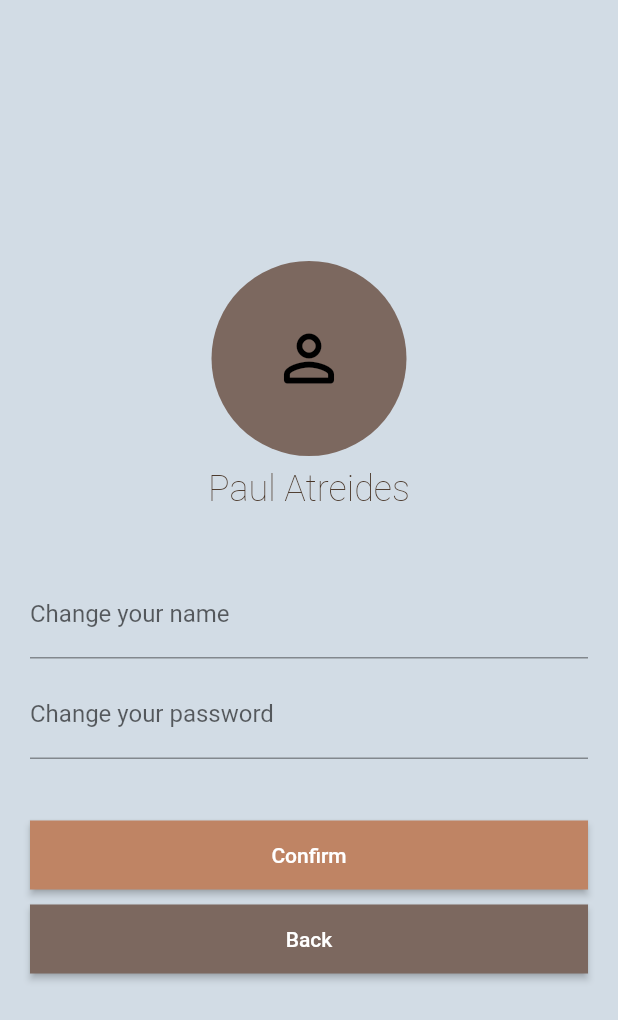
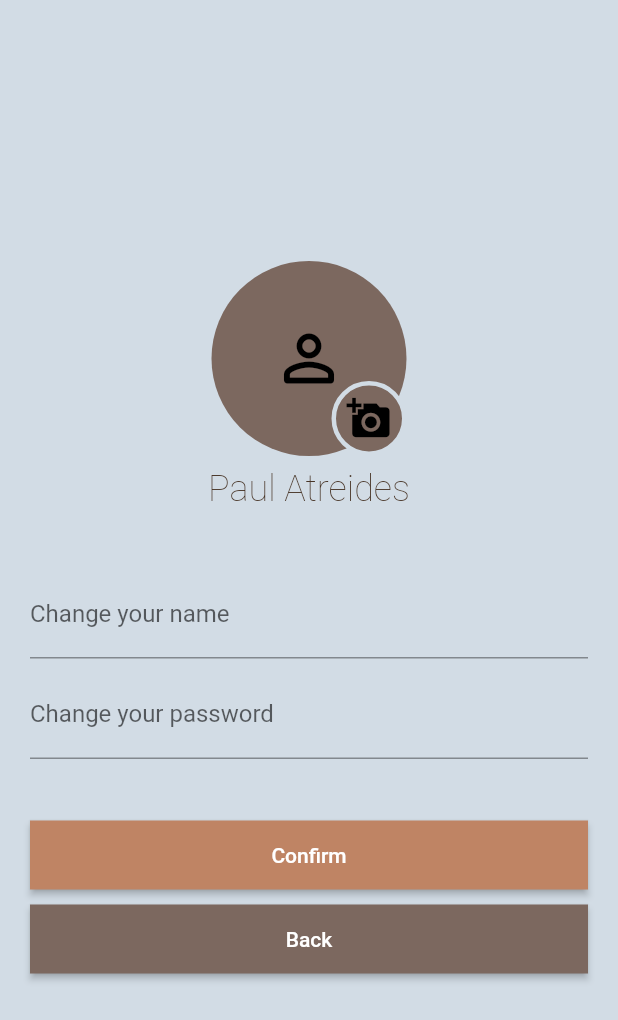
Before and after one commit to zahradjan/chat-application, a Flutter app: the Profile screen opened directly, on a phone screen of 412 x 824 dp. Shown: the top 1020 px of the screen. Run offline on Flutter 3.47's test engine with Material 2 defaults, Android fonts, the phone set to English and light mode, and no system bars; our stand-ins replace bloc, equatable, file_picker, flutter_bloc, geolocator, google_fonts and 4 more; missing offline and left inert: app_settings, encrypt, file_icon, flutter_loggy, map_launcher; accounts and stored records are empty; Roboto replaces fonts that are missing (Atkinson Hyperlegible).

Commit message:
Profile image add photo

```diff
--- a/lib/screens/profile/profile_image_widget.dart
+++ b/lib/screens/profile/profile_image_widget.dart
@@ -20,24 +20,63 @@ class ProfileImageWidget extends StatelessWidget {
           await context.read<ProfileImageCubit>().getImage();
         },
         child: Center(
-          child: CircleAvatar(
-            radius: 70,
-            backgroundColor: Theme.of(context).colorScheme.secondary,
-            child: BlocBuilder<ProfileImageCubit, String>(
-              builder: (context, state) {
-                return ClipRRect(
-                  borderRadius: BorderRadius.circular(100.0),
-                  child: state == ''
-                      ? Icon(Icons.person_outline_rounded,
-                          size: 50.0, color: Colors.black)
-                      : Image.file(File(state),
-                          width: 400, height: 400, fit: BoxFit.fill),
-                );
-              },
-            ),
+          child: BlocBuilder<ProfileImageCubit, String>(
+            builder: (context, state) {
+              return state == ''
+                  ? Stack(
+                      children: [
+                        CircleAvatar(
+                          backgroundColor:
+                              Theme.of(context).colorScheme.secondary,
+                          radius: 65,
+                          child: Container(
+                            child: Icon(Icons.person_outline_rounded,
+                                size: 50.0, color: Colors.black),
+                          ),
+                        ),
+                        AddPhotoWidget()
+                      ],
+                    )
+                  : Stack(
+                      children: [
+                        CircleAvatar(
+                          radius: 65,
+                          child: ClipOval(
+                            child: Image.file(File(state),
+                                width: 400, height: 400, fit: BoxFit.fill),
+                          ),
+                        ),
+                        AddPhotoWidget()
+                      ],
+                    );
+            },
           ),
         ),
       ),
     );
   }
 }
+
+class AddPhotoWidget extends StatelessWidget {
+  const AddPhotoWidget({
+    Key? key,
+  }) : super(key: key);
+
+  @override
+  Widget build(BuildContext context) {
+    return Positioned(
+      top: 80,
+      right: 0,
+      child: Container(
+        height: 50,
+        width: 50,
+        decoration: BoxDecoration(
+            shape: BoxShape.circle,
+            border: Border.all(
+                width: 3, color: Theme.of(context).scaffoldBackgroundColor),
+            color: Theme.of(context).colorScheme.secondary),
+        child: Icon(Icons.add_a_photo, size: 30.0, color: Colors.black),
+      ),
+    );
+  }
+}
```
